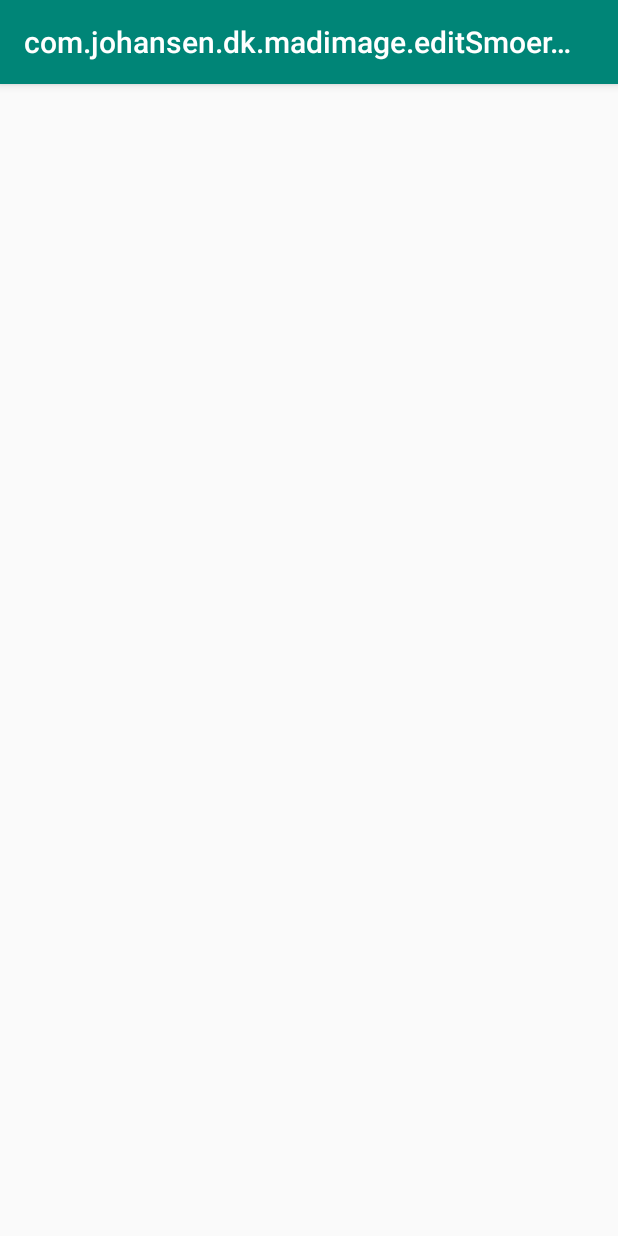
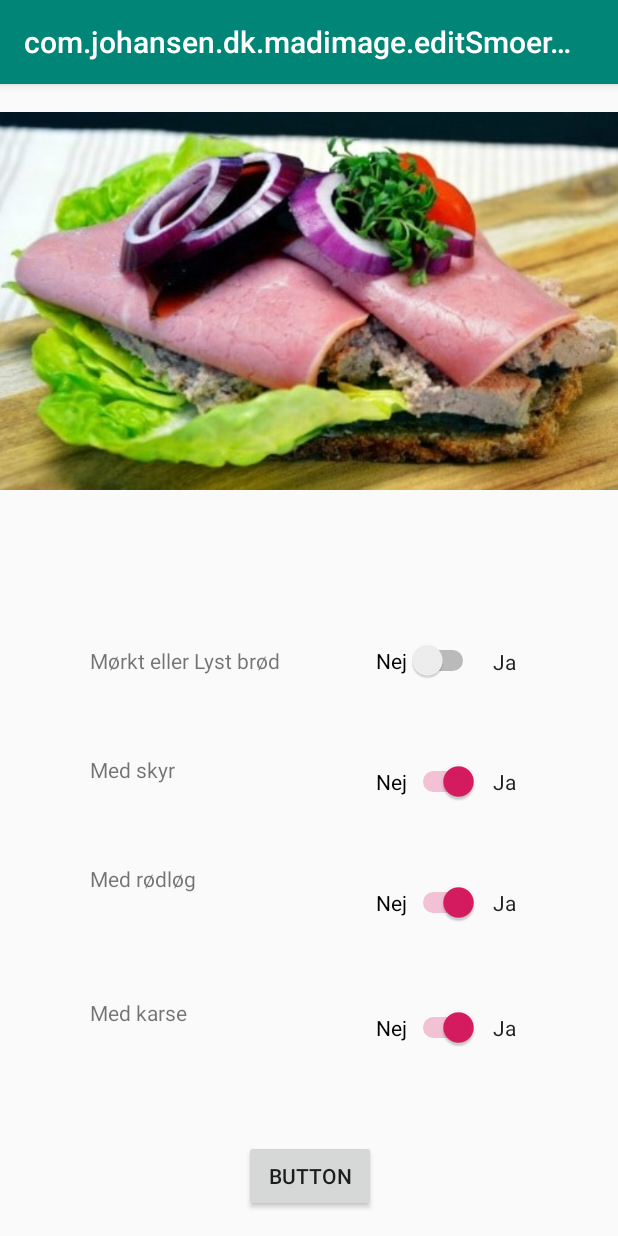
Before and after one commit to MathiasLH/easyOrder, an Android app: the editSmoerrebroed screen opened directly, with no data from a screen before it, on a phone screen of 412 x 824 dp. Run offline under Robolectric (Android 15) with nearby library versions, the phone set to English and light mode, and no system bars.

Commit message:
Fixed edit_smørrebrød.xml constraints. Added temp. string to strings.xml

```diff
--- a/app/src/main/res/layout/activity_edit_smoerrebroed.xml
+++ b/app/src/main/res/layout/activity_edit_smoerrebroed.xml
@@ -4,6 +4,149 @@
     xmlns:tools="http://schemas.android.com/tools"
     android:layout_width="match_parent"
     android:layout_height="match_parent"
-    tools:context=".editSmoerrebroed">
+    tools:context=".editSmoerrebroed"
+    tools:layout_editor_absoluteY="25dp">
+
+    <TextView
+        android:id="@+id/textView12"
+        android:layout_width="wrap_content"
+        android:layout_height="wrap_content"
+        android:layout_marginStart="9dp"
+        android:text="Ja"
+        android:textAppearance="@android:style/TextAppearance.Material"
+        app:layout_constraintBaseline_toBaselineOf="@+id/switch6"
+        app:layout_constraintStart_toEndOf="@+id/switch6" />
+
+    <TextView
+        android:id="@+id/textView15"
+        android:layout_width="wrap_content"
+        android:layout_height="wrap_content"
+        android:layout_marginStart="9dp"
+        android:text="Ja"
+        android:textAppearance="@android:style/TextAppearance.Material"
+        app:layout_constraintBaseline_toBaselineOf="@+id/switch8"
+        app:layout_constraintStart_toEndOf="@+id/switch8" />
+
+    <TextView
+        android:id="@+id/textView14"
+        android:layout_width="wrap_content"
+        android:layout_height="wrap_content"
+        android:layout_marginStart="9dp"
+        android:text="Ja"
+        android:textAppearance="@android:style/TextAppearance.Material"
+        app:layout_constraintBaseline_toBaselineOf="@+id/switch7"
+        app:layout_constraintStart_toEndOf="@+id/switch7" />
+
+    <TextView
+        android:id="@+id/textView13"
+        android:layout_width="wrap_content"
+        android:layout_height="wrap_content"
+        android:layout_marginBottom="3dp"
+        android:layout_marginStart="9dp"
+        android:text="Ja"
+        android:textAppearance="@android:style/TextAppearance.Material"
+        app:layout_constraintBottom_toBottomOf="@+id/switch1"
+        app:layout_constraintStart_toEndOf="@+id/switch1" />
+
+    <Button
+        android:id="@+id/button6"
+        android:layout_width="wrap_content"
+        android:layout_height="wrap_content"
+        android:layout_marginBottom="16dp"
+        android:text="Button"
+        app:layout_constraintBottom_toBottomOf="parent"
+        app:layout_constraintEnd_toStartOf="@+id/switch8" />
+
+    <TextView
+        android:id="@+id/textView6"
+        android:layout_width="wrap_content"
+        android:layout_height="wrap_content"
+        android:layout_marginBottom="123dp"
+        android:layout_marginStart="60dp"
+        android:layout_marginTop="53dp"
+        android:text="Med karse"
+        app:layout_constraintBottom_toBottomOf="parent"
+        app:layout_constraintStart_toStartOf="parent"
+        app:layout_constraintTop_toBottomOf="@+id/textView8" />
+
+    <TextView
+        android:id="@+id/textView8"
+        android:layout_width="wrap_content"
+        android:layout_height="wrap_content"
+        android:layout_marginStart="60dp"
+        android:layout_marginTop="53dp"
+        android:text="Med rødløg"
+        app:layout_constraintStart_toStartOf="parent"
+        app:layout_constraintTop_toBottomOf="@+id/textView9" />
+
+    <TextView
+        android:id="@+id/textView9"
+        android:layout_width="wrap_content"
+        android:layout_height="wrap_content"
+        android:layout_marginStart="60dp"
+        android:layout_marginTop="53dp"
+        android:text="Med skyr"
+        app:layout_constraintStart_toStartOf="parent"
+        app:layout_constraintTop_toBottomOf="@+id/textView10" />
+
+    <TextView
+        android:id="@+id/textView10"
+        android:layout_width="wrap_content"
+        android:layout_height="wrap_content"
+        android:layout_marginStart="60dp"
+        android:text="Mørkt eller Lyst brød"
+        app:layout_constraintBaseline_toBaselineOf="@+id/switch1"
+        app:layout_constraintStart_toStartOf="parent" />
+
+    <Switch
+        android:id="@+id/switch1"
+        android:layout_width="wrap_content"
+        android:layout_height="24dp"
+        android:layout_marginStart="64dp"
+        android:text="Nej"
+        app:layout_constraintBottom_toBottomOf="parent"
+        app:layout_constraintStart_toEndOf="@+id/textView10"
+        app:layout_constraintTop_toTopOf="parent" />
+
+    <Switch
+        android:id="@+id/switch6"
+        android:layout_width="wrap_content"
+        android:layout_height="wrap_content"
+        android:layout_marginTop="53dp"
+        android:checked="true"
+        android:text="Nej"
+        app:layout_constraintStart_toStartOf="@+id/switch1"
+        app:layout_constraintTop_toBottomOf="@+id/switch1" />
+
+    <Switch
+        android:id="@+id/switch7"
+        android:layout_width="wrap_content"
+        android:layout_height="wrap_content"
+        android:layout_marginTop="53dp"
+        android:checked="true"
+        android:text="Nej"
+        app:layout_constraintStart_toStartOf="@+id/switch6"
+        app:layout_constraintTop_toBottomOf="@+id/switch6" />
+
+    <Switch
+        android:id="@+id/switch8"
+        android:layout_width="wrap_content"
+        android:layout_height="wrap_content"
+        android:layout_marginBottom="123dp"
+        android:layout_marginTop="53dp"
+        android:checked="true"
+        android:text="Nej"
+        app:layout_constraintBottom_toBottomOf="parent"
+        app:layout_constraintStart_toStartOf="@+id/switch7"
+        app:layout_constraintTop_toBottomOf="@+id/switch7"
+        app:layout_constraintVertical_bias="0.529" />
+
+    <ImageView
+        android:id="@+id/edit_foodImage"
+        android:layout_width="wrap_content"
+        android:layout_height="289dp"
+        app:layout_constraintStart_toStartOf="parent"
+        app:layout_constraintTop_toTopOf="parent"
+        app:srcCompat="@drawable/dyrlaegensnatmad_big" />
 
 </android.support.constraint.ConstraintLayout>
--- a/app/src/main/res/values/strings.xml
+++ b/app/src/main/res/values/strings.xml
@@ -1,3 +1,8 @@
 <resources>
     <string name="app_name">MadImage</string>
+
+    <string name="quick_string">Lyst eller Mørkt brød</string>
+
+    Lyst eller Mørks brød
+
 </resources>
```
